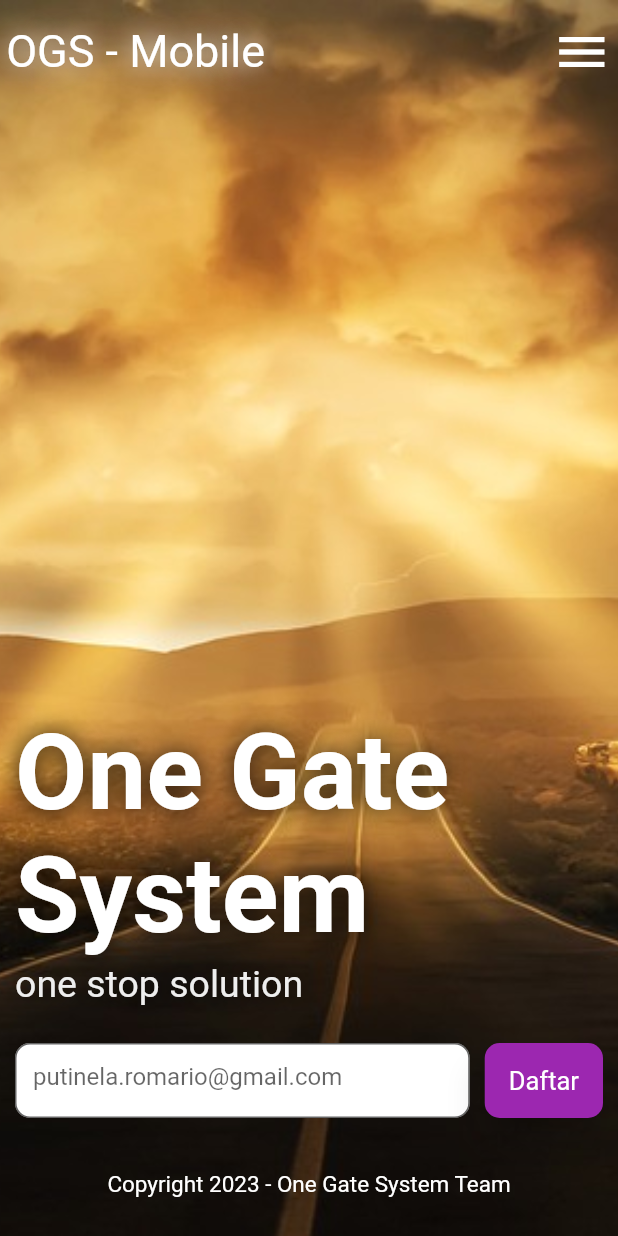
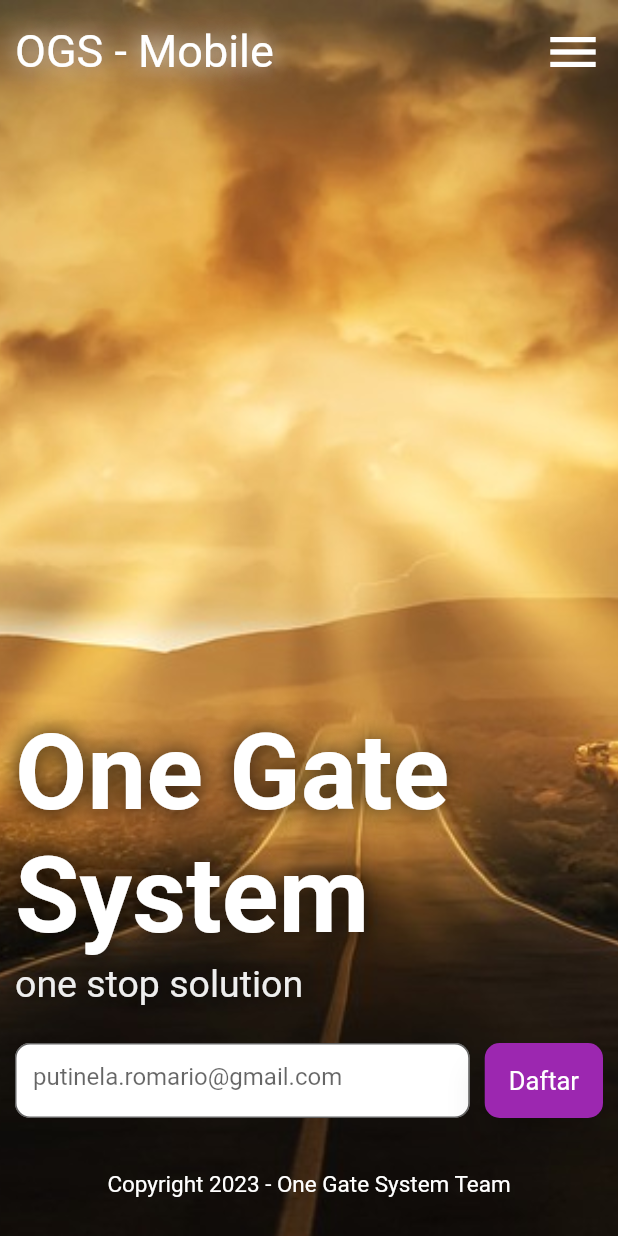
Before and after one commit to Marioello/one_gate_system, a Flutter app: the screen it shows after launch, on a phone screen of 412 x 824 dp. Run offline on Flutter 3.47's test engine with Material 2 defaults, Android fonts, the phone set to English and light mode, and no system bars; our stand-ins replace cloud_firestore, firebase_auth, firebase_core, flutter_spinkit; accounts and stored records are empty; Roboto replaces fonts that are missing (Montserrat-Regular).

Commit message:
rp - homepage - Fix header size for desktop

```diff
--- a/lib/pages/home/home2.dart
+++ b/lib/pages/home/home2.dart
@@ -1,7 +1,7 @@
 import 'package:flutter/material.dart';
 import 'package:one_gate_system/pages/home/widgets/body.dart';
 import 'package:one_gate_system/pages/home/widgets/footer.dart';
-import 'package:one_gate_system/pages/home/widgets/home.dart';
+import 'package:one_gate_system/pages/home/widgets/header.dart';
 import 'package:one_gate_system/responsive.dart';
 
 class HomePage2 extends StatelessWidget {
--- a/lib/pages/home/widgets/body.dart
+++ b/lib/pages/home/widgets/body.dart
@@ -139,7 +139,7 @@ class HomeBody extends StatelessWidget {
                         border: OutlineInputBorder(
                           borderRadius: BorderRadius.circular(10),
                         ),
-                        hintText: 'putinela.romario@gmail.com',
+                        hintText: 'Masukan email anda',
                       ),
                       onChanged: (value) {},
                     ),
--- a/lib/pages/home/widgets/home.dart
+++ b/lib/pages/home/widgets/header.dart
@@ -31,12 +31,12 @@ class HomeHeader extends StatelessWidget {
       mode = 'Desktop';
     }
 
-    print('mode: $mode');
+    print('h * 1: ${h * 1}');
 
     return Container(
       color: Colors.transparent,
       child: Padding(
-        padding: EdgeInsets.all(w * 1),
+        padding: const EdgeInsets.all(10),
         child: Row(
           mainAxisAlignment: MainAxisAlignment.spaceBetween,
           children: [
@@ -63,7 +63,7 @@ class HomeHeader extends StatelessWidget {
                 ),
                 onPressed: () {},
                 child: Padding(
-                  padding: EdgeInsets.symmetric(vertical: h * 1),
+                  padding: const EdgeInsets.symmetric(vertical: 15),
                   child: textHelper('Login', size: 17.0, color: Colors.white),
                 ),
               ),
```
